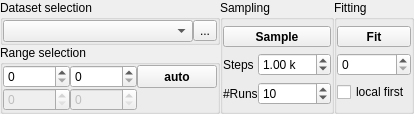
First picture: the form in chisurf/gui/widgets/fitting/fittingWidget.ui, repository Fluorescence-Tools/chisurf, before the edit.
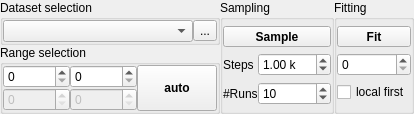
Second picture: the form after the edit. Icons and pictures are not drawn.

Commit message: Refactor `fittingWidget.ui`: adjust widget dimensions, remove unused font family, and update button layout for improved UI consistency.

Patch:
```diff
--- a/chisurf/gui/widgets/fitting/fittingWidget.ui
+++ b/chisurf/gui/widgets/fitting/fittingWidget.ui
@@ -7,7 +7,7 @@
     <x>0</x>
     <y>0</y>
     <width>356</width>
-    <height>93</height>
+    <height>90</height>
    </rect>
   </property>
   <property name="sizePolicy">
@@ -354,7 +354,7 @@
         </property>
        </widget>
       </item>
-      <item row="0" column="4">
+      <item row="0" column="4" rowspan="2">
        <widget class="QPushButton" name="toolButton_2">
         <property name="sizePolicy">
          <sizepolicy hsizetype="Minimum" vsizetype="Minimum">
```
Left out of the diff: 1 changed line with no effect on the pictures.
